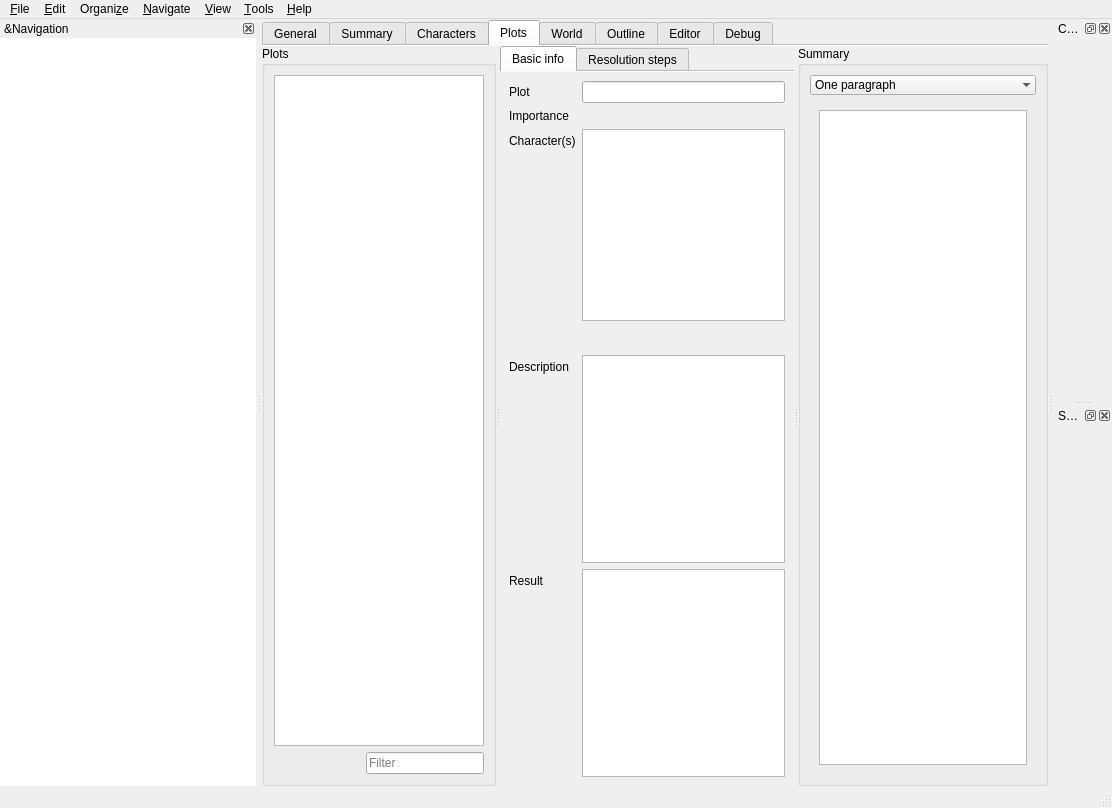
Above: manuskript/ui/mainWindow.ui from MustardBell/manuskript before the change. Below: the same form after it.
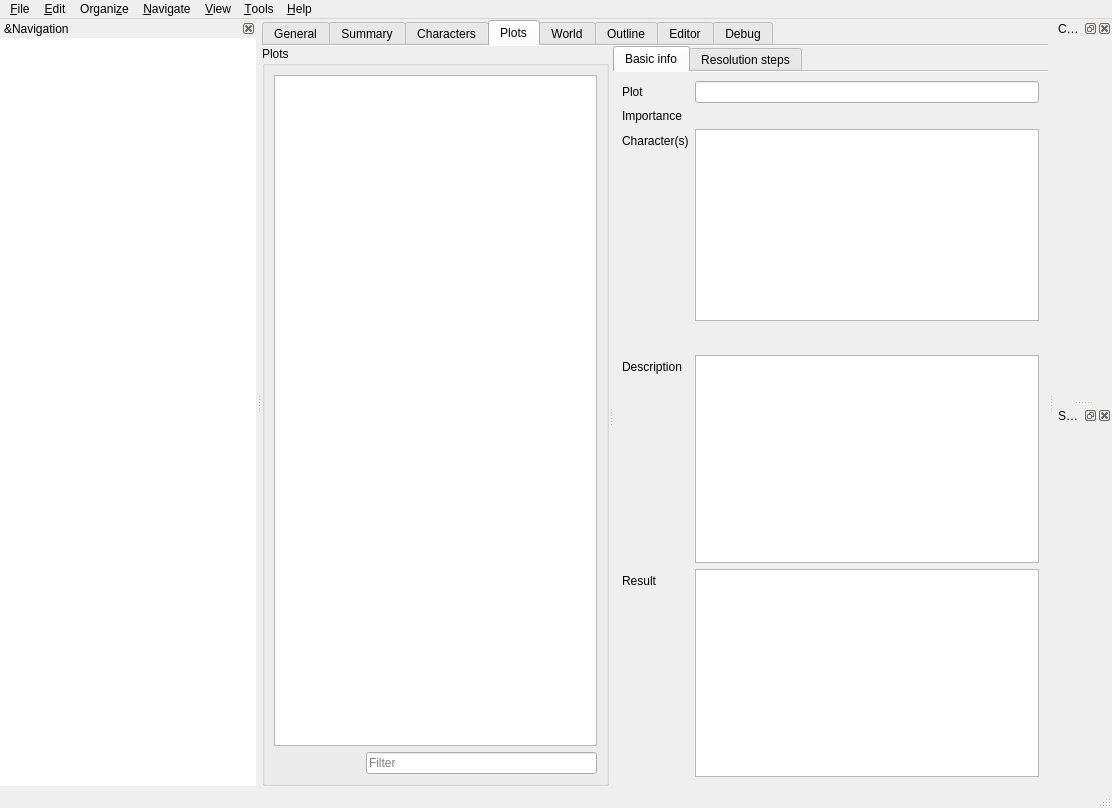
That is the form after the change. The open tabs and pages were chosen to show the change. Icons and pictures are not drawn. Custom widgets are drawn as their Qt base class.

Commit message: Build the book summary panel from a factory instead of the .ui

Diff of the .ui file:
```diff
--- a/manuskript/ui/mainWindow.ui
+++ b/manuskript/ui/mainWindow.ui
@@ -1319,66 +1319,6 @@
                 </layout>
                </widget>
               </widget>
-              <widget class="QGroupBox" name="grpPlotSummary">
-               <property name="title">
-                <string>Summary</string>
-               </property>
-               <layout class="QVBoxLayout" name="verticalLayout_18">
-                <item>
-                 <widget class="QComboBox" name="comboBox_2">
-                  <property name="currentIndex">
-                   <number>0</number>
-                  </property>
-                  <property name="frame">
-                   <bool>false</bool>
-                  </property>
-                  <item>
-                   <property name="text">
-                    <string>One paragraph</string>
-                   </property>
-                  </item>
-                  <item>
-                   <property name="text">
-                    <string>One page</string>
-                   </property>
-                  </item>
-                  <item>
-                   <property name="text">
-                    <string>Full</string>
-                   </property>
-                  </item>
-                 </widget>
-                </item>
-                <item>
-                 <widget class="QStackedWidget" name="stkPlotSummary">
-                  <property name="currentIndex">
-                   <number>0</number>
-                  </property>
-                  <widget class="QWidget" name="page">
-                   <layout class="QHBoxLayout" name="horizontalLayout_6">
-                    <item>
-                     <widget class="MDEditCompleter" name="txtPlotSummaryPara"/>
-                    </item>
-                   </layout>
-                  </widget>
-                  <widget class="QWidget" name="page_2">
-                   <layout class="QHBoxLayout" name="horizontalLayout_10">
-                    <item>
-                     <widget class="MDEditCompleter" name="txtPlotSummaryPage"/>
-                    </item>
-                   </layout>
-                  </widget>
-                  <widget class="QWidget" name="page_3">
-                   <layout class="QHBoxLayout" name="horizontalLayout_13">
-                    <item>
-                     <widget class="MDEditCompleter" name="txtPlotSummaryFull"/>
-                    </item>
-                   </layout>
-                  </widget>
-                 </widget>
-                </item>
-               </layout>
-              </widget>
              </widget>
             </item>
            </layout>
```
Left out of the diff: 20 changed lines with no effect on the pictures. The commit also changes 7 other files.
